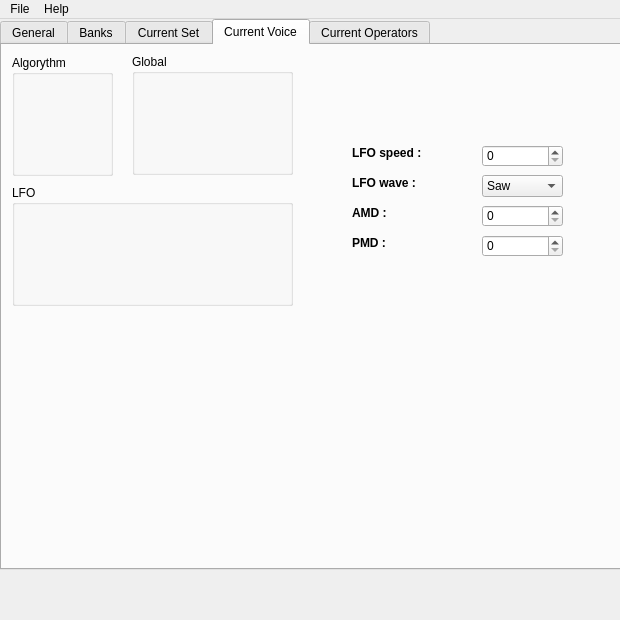
This is mainwindow.ui in LasDesu/fb01editor as Qt 5 draws it before an edit. The edited form follows.
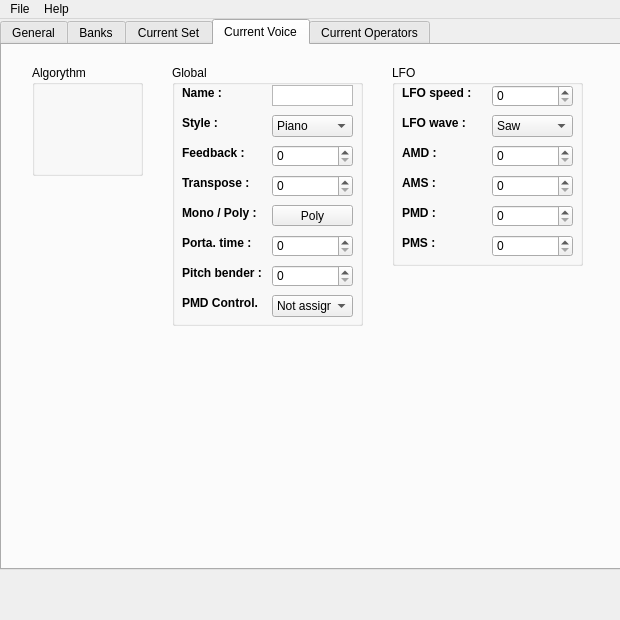
This is the edited form. The open tabs and pages were chosen to show the change. Icons and pictures are not drawn. Custom widgets are drawn as their Qt base class.

Commit message: 25.11.09 : Added several buttons and boxes            Added load & save class functions            Added the send configuration to instruments            & operators

The edit to the form file:
```diff
--- a/mainwindow.ui
+++ b/mainwindow.ui
@@ -881,10 +881,10 @@
      <widget class="QGroupBox" name="grpBox_algos">
       <property name="geometry">
        <rect>
-        <x>10</x>
-        <y>10</y>
-        <width>101</width>
-        <height>121</height>
+        <x>30</x>
+        <y>20</y>
+        <width>111</width>
+        <height>111</height>
        </rect>
       </property>
       <property name="title">
@@ -893,8 +893,8 @@
       <widget class="QAlgo" name="lbl_algo">
        <property name="geometry">
         <rect>
-         <x>20</x>
-         <y>30</y>
+         <x>24</x>
+         <y>40</y>
          <width>64</width>
          <height>40</height>
         </rect>
@@ -919,191 +919,630 @@
      <widget class="QGroupBox" name="groupBox_2">
       <property name="geometry">
        <rect>
-        <x>10</x>
-        <y>140</y>
-        <width>281</width>
-        <height>121</height>
+        <x>390</x>
+        <y>20</y>
+        <width>191</width>
+        <height>201</height>
        </rect>
       </property>
       <property name="title">
        <string>LFO</string>
       </property>
+      <widget class="QSpinBox" name="spnBox_PMD">
+       <property name="geometry">
+        <rect>
+         <x>100</x>
+         <y>140</y>
+         <width>81</width>
+         <height>22</height>
+        </rect>
+       </property>
+       <property name="minimum">
+        <number>0</number>
+       </property>
+       <property name="maximum">
+        <number>127</number>
+       </property>
+       <property name="value">
+        <number>0</number>
+       </property>
+      </widget>
+      <widget class="QLabel" name="lbl_LFOwave">
+       <property name="geometry">
+        <rect>
+         <x>10</x>
+         <y>50</y>
+         <width>81</width>
+         <height>16</height>
+        </rect>
+       </property>
+       <property name="font">
+        <font>
+         <weight>75</weight>
+         <bold>true</bold>
+        </font>
+       </property>
+       <property name="text">
+        <string>LFO wave :</string>
+       </property>
+      </widget>
+      <widget class="QSpinBox" name="spnBox_AMD">
+       <property name="geometry">
+        <rect>
+         <x>100</x>
+         <y>80</y>
+         <width>81</width>
+         <height>22</height>
+        </rect>
+       </property>
+       <property name="minimum">
+        <number>0</number>
+       </property>
+       <property name="maximum">
+        <number>127</number>
+       </property>
+       <property name="value">
+        <number>0</number>
+       </property>
+      </widget>
+      <widget class="QComboBox" name="cmbBox_LFOwave">
+       <property name="geometry">
+        <rect>
+         <x>100</x>
+         <y>50</y>
+         <width>81</width>
+         <height>22</height>
+        </rect>
+       </property>
+       <item>
+        <property name="text">
+         <string>Saw</string>
+        </property>
+       </item>
+       <item>
+        <property name="text">
+         <string>Square</string>
+        </property>
+       </item>
+       <item>
+        <property name="text">
+         <string>Triangle</string>
+        </property>
+       </item>
+       <item>
+        <property name="text">
+         <string>S&amp;H</string>
+        </property>
+       </item>
+      </widget>
+      <widget class="QLabel" name="lbl_AMD">
+       <property name="geometry">
+        <rect>
+         <x>10</x>
+         <y>80</y>
+         <width>81</width>
+         <height>16</height>
+        </rect>
+       </property>
+       <property name="font">
+        <font>
+         <weight>75</weight>
+         <bold>true</bold>
+        </font>
+       </property>
+       <property name="text">
+        <string>AMD :</string>
+       </property>
+      </widget>
+      <widget class="QLabel" name="lbl_PMD">
+       <property name="geometry">
+        <rect>
+         <x>10</x>
+         <y>140</y>
+         <width>81</width>
+         <height>16</height>
+        </rect>
+       </property>
+       <property name="font">
+        <font>
+         <weight>75</weight>
+         <bold>true</bold>
+        </font>
+       </property>
+       <property name="text">
+        <string>PMD :</string>
+       </property>
+      </widget>
+      <widget class="QSpinBox" name="spnBox_LFOspeed">
+       <property name="geometry">
+        <rect>
+         <x>100</x>
+         <y>20</y>
+         <width>81</width>
+         <height>22</height>
+        </rect>
+       </property>
+       <property name="minimum">
+        <number>0</number>
+       </property>
+       <property name="maximum">
+        <number>127</number>
+       </property>
+       <property name="value">
+        <number>0</number>
+       </property>
+      </widget>
+      <widget class="QLabel" name="lbl_LFOspeed">
+       <property name="geometry">
+        <rect>
+         <x>10</x>
+         <y>20</y>
+         <width>81</width>
+         <height>16</height>
+        </rect>
+       </property>
+       <property name="font">
+        <font>
+         <weight>75</weight>
+         <bold>true</bold>
+        </font>
+       </property>
+       <property name="text">
+        <string>LFO speed :</string>
+       </property>
+      </widget>
+      <widget class="QSpinBox" name="spnBox_PMS">
+       <property name="geometry">
+        <rect>
+         <x>100</x>
+         <y>170</y>
+         <width>81</width>
+         <height>22</height>
+        </rect>
+       </property>
+       <property name="minimum">
+        <number>0</number>
+       </property>
+       <property name="maximum">
+        <number>127</number>
+       </property>
+       <property name="value">
+        <number>0</number>
+       </property>
+      </widget>
+      <widget class="QSpinBox" name="spnBox_AMS">
+       <property name="geometry">
+        <rect>
+         <x>100</x>
+         <y>110</y>
+         <width>81</width>
+         <height>22</height>
+        </rect>
+       </property>
+       <property name="minimum">
+        <number>0</number>
+       </property>
+       <property name="maximum">
+        <number>127</number>
+       </property>
+       <property name="value">
+        <number>0</number>
+       </property>
+      </widget>
+      <widget class="QLabel" name="lbl_AMS">
+       <property name="geometry">
+        <rect>
+         <x>10</x>
+         <y>110</y>
+         <width>81</width>
+         <height>16</height>
+        </rect>
+       </property>
+       <property name="font">
+        <font>
+         <weight>75</weight>
+         <bold>true</bold>
+        </font>
+       </property>
+       <property name="text">
+        <string>AMS :</string>
+       </property>
+      </widget>
+      <widget class="QLabel" name="lbl_PMS">
+       <property name="geometry">
+        <rect>
+         <x>10</x>
+         <y>170</y>
+         <width>81</width>
+         <height>16</height>
+        </rect>
+       </property>
+       <property name="font">
+        <font>
+         <weight>75</weight>
+         <bold>true</bold>
+        </font>
+       </property>
+       <property name="text">
+        <string>PMS :</string>
+       </property>
+      </widget>
      </widget>
      <widget class="QGroupBox" name="groupBox_3">
       <property name="geometry">
        <rect>
-        <x>130</x>
-        <y>9</y>
-        <width>161</width>
-        <height>121</height>
+        <x>170</x>
+        <y>20</y>
+        <width>191</width>
+        <height>261</height>
        </rect>
       </property>
       <property name="title">
        <string>Global</string>
       </property>
-     </widget>
-     <widget class="QLabel" name="lbl_LFOspeed">
-      <property name="geometry">
-       <rect>
-        <x>350</x>
-        <y>100</y>
-        <width>101</width>
-        <height>16</height>
-       </rect>
-      </property>
-      <property name="font">
-       <font>
-        <weight>75</weight>
-        <bold>true</bold>
-       </font>
-      </property>
-      <property name="text">
-       <string>LFO speed :</string>
-      </property>
-     </widget>
-     <widget class="QLabel" name="lbl_PMD">
-      <property name="geometry">
-       <rect>
-        <x>350</x>
-        <y>190</y>
-        <width>101</width>
-        <height>16</height>
-       </rect>
-      </property>
-      <property name="font">
-       <font>
-        <weight>75</weight>
-        <bold>true</bold>
-       </font>
-      </property>
-      <property name="text">
-       <string>PMD :</string>
-      </property>
-     </widget>
-     <widget class="QSpinBox" name="spnBox_AMD">
-      <property name="geometry">
-       <rect>
-        <x>480</x>
-        <y>160</y>
-        <width>81</width>
-        <height>22</height>
-       </rect>
-      </property>
-      <property name="minimum">
-       <number>0</number>
-      </property>
-      <property name="maximum">
-       <number>127</number>
-      </property>
-      <property name="value">
-       <number>0</number>
-      </property>
-     </widget>
-     <widget class="QSpinBox" name="spnBox_PMD">
-      <property name="geometry">
-       <rect>
-        <x>480</x>
-        <y>190</y>
-        <width>81</width>
-        <height>22</height>
-       </rect>
-      </property>
-      <property name="minimum">
-       <number>0</number>
-      </property>
-      <property name="maximum">
-       <number>127</number>
-      </property>
-      <property name="value">
-       <number>0</number>
-      </property>
-     </widget>
-     <widget class="QLabel" name="lbl_AMD">
-      <property name="geometry">
-       <rect>
-        <x>350</x>
-        <y>160</y>
-        <width>101</width>
-        <height>16</height>
-       </rect>
-      </property>
-      <property name="font">
-       <font>
-        <weight>75</weight>
-        <bold>true</bold>
-       </font>
-      </property>
-      <property name="text">
-       <string>AMD :</string>
-      </property>
-     </widget>
-     <widget class="QLabel" name="lbl_LFOwave">
-      <property name="geometry">
-       <rect>
-        <x>350</x>
-        <y>130</y>
-        <width>101</width>
-        <height>16</height>
-       </rect>
-      </property>
-      <property name="font">
-       <font>
-        <weight>75</weight>
-        <bold>true</bold>
-       </font>
-      </property>
-      <property name="text">
-       <string>LFO wave :</string>
-      </property>
-     </widget>
-     <widget class="QComboBox" name="cmbBox_LFOwave">
-      <property name="geometry">
-       <rect>
-        <x>480</x>
-        <y>130</y>
-        <width>81</width>
-        <height>22</height>
-       </rect>
-      </property>
-      <item>
+      <widget class="QLabel" name="lbl_style">
+       <property name="geometry">
+        <rect>
+         <x>10</x>
+         <y>50</y>
+         <width>81</width>
+         <height>16</height>
+        </rect>
+       </property>
+       <property name="font">
+        <font>
+         <weight>75</weight>
+         <bold>true</bold>
+        </font>
+       </property>
        <property name="text">
-        <string>Saw</string>
+        <string>Style :</string>
        </property>
-      </item>
-      <item>
+      </widget>
+      <widget class="QComboBox" name="cmbBox_style">
+       <property name="geometry">
+        <rect>
+         <x>100</x>
+         <y>50</y>
+         <width>81</width>
+         <height>22</height>
+        </rect>
+       </property>
+       <item>
+        <property name="text">
+         <string>Piano</string>
+        </property>
+       </item>
+       <item>
+        <property name="text">
+         <string>Keys</string>
+        </property>
+       </item>
+       <item>
+        <property name="text">
+         <string>Organ</string>
+        </property>
+       </item>
+       <item>
+        <property name="text">
+         <string>Guitar</string>
+        </property>
+       </item>
+       <item>
+        <property name="text">
+         <string>Bass</string>
+        </property>
+       </item>
+       <item>
+        <property name="text">
+         <string>Orch</string>
+        </property>
+       </item>
+       <item>
+        <property name="text">
+         <string>Brass</string>
+        </property>
+       </item>
+       <item>
+        <property name="text">
+         <string>Synth</string>
+        </property>
+       </item>
+       <item>
+        <property name="text">
+         <string>Pad</string>
+        </property>
+       </item>
+       <item>
+        <property name="text">
+         <string>Ethnic</string>
+        </property>
+       </item>
+       <item>
+        <property name="text">
+         <string>Bells</string>
+        </property>
+       </item>
+       <item>
+        <property name="text">
+         <string>Rythm</string>
+        </property>
+       </item>
+       <item>
+        <property name="text">
+         <string>SFX</string>
+        </property>
+       </item>
+       <item>
+        <property name="text">
+         <string>Other</string>
+        </property>
+       </item>
+      </widget>
+      <widget class="QLabel" name="lbl_name">
+       <property name="geometry">
+        <rect>
+         <x>10</x>
+         <y>20</y>
+         <width>81</width>
+         <height>16</height>
+        </rect>
+       </property>
+       <property name="font">
+        <font>
+         <weight>75</weight>
+         <bold>true</bold>
+        </font>
+       </property>
        <property name="text">
-        <string>Square</string>
+        <string>Name :</string>
        </property>
-      </item>
-      <item>
+      </widget>
+      <widget class="QPlainTextEdit" name="txtEdit_name">
+       <property name="geometry">
+        <rect>
+         <x>100</x>
+         <y>20</y>
+         <width>81</width>
+         <height>21</height>
+        </rect>
+       </property>
+       <property name="verticalScrollBarPolicy">
+        <enum>Qt::ScrollBarAlwaysOff</enum>
+       </property>
+       <property name="horizontalScrollBarPolicy">
+        <enum>Qt::ScrollBarAlwaysOff</enum>
+       </property>
+      </widget>
+      <widget class="QSpinBox" name="spnBox_feedback">
+       <property name="geometry">
+        <rect>
+         <x>100</x>
+         <y>80</y>
+         <width>81</width>
+         <height>22</height>
+        </rect>
+       </property>
+       <property name="minimum">
+        <number>0</number>
+       </property>
+       <property name="maximum">
+        <number>127</number>
+       </property>
+       <property name="value">
+        <number>0</number>
+       </property>
+      </widget>
+      <widget class="QLabel" name="lbl_feedback">
+       <property name="geometry">
+        <rect>
+         <x>10</x>
+         <y>80</y>
+         <width>81</width>
+         <height>16</height>
+        </rect>
+       </property>
+       <property name="font">
+        <font>
+         <weight>75</weight>
+         <bold>true</bold>
+        </font>
+       </property>
        <property name="text">
-        <string>Triangle</string>
+        <string>Feedback :</string>
        </property>
-      </item>
-      <item>
+      </widget>
+      <widget class="QSpinBox" name="spnBox_trans">
+       <property name="geometry">
+        <rect>
+         <x>100</x>
+         <y>110</y>
+         <width>81</width>
+         <height>22</height>
+        </rect>
+       </property>
+       <property name="minimum">
+        <number>0</number>
+       </property>
+       <property name="maximum">
+        <number>127</number>
+       </property>
+       <property name="value">
+        <number>0</number>
+       </property>
+      </widget>
+      <widget class="QLabel" name="lbl_trans">
+       <property name="geometry">
+        <rect>
+         <x>10</x>
+         <y>110</y>
+         <width>81</width>
+         <height>16</height>
+        </rect>
+       </property>
+       <property name="font">
+        <font>
+         <weight>75</weight>
+         <bold>true</bold>
+        </font>
+       </property>
        <property name="text">
-        <string>S&amp;H</string>
+        <string>Transpose :</string>
        </property>
-      </item>
-     </widget>
-     <widget class="QSpinBox" name="spnBox_LFOspeed">
-      <property name="geometry">
-       <rect>
-        <x>480</x>
-        <y>100</y>
-        <width>81</width>
-        <height>22</height>
-       </rect>
-      </property>
-      <property name="minimum">
-       <number>0</number>
-      </property>
-      <property name="maximum">
-       <number>127</number>
-      </property>
-      <property name="value">
-       <number>0</number>
-      </property>
+      </widget>
+      <widget class="QLabel" name="lbl_porta_2">
+       <property name="geometry">
+        <rect>
+         <x>10</x>
+         <y>170</y>
+         <width>81</width>
+         <height>16</height>
+        </rect>
+       </property>
+       <property name="font">
+        <font>
+         <weight>75</weight>
+         <bold>true</bold>
+        </font>
+       </property>
+       <property name="text">
+        <string>Porta. time :</string>
+       </property>
+      </widget>
+      <widget class="QLabel" name="lbl_pmdctl_2">
+       <property name="geometry">
+        <rect>
+         <x>10</x>
+         <y>230</y>
+         <width>81</width>
+         <height>16</height>
+        </rect>
+       </property>
+       <property name="font">
+        <font>
+         <weight>75</weight>
+         <bold>true</bold>
+        </font>
+       </property>
+       <property name="text">
+        <string>PMD Control.</string>
+       </property>
+      </widget>
+      <widget class="QLabel" name="lbl_pitch_2">
+       <property name="geometry">
+        <rect>
+         <x>10</x>
+         <y>200</y>
+         <width>81</width>
+         <height>16</height>
+        </rect>
+       </property>
+       <property name="font">
+        <font>
+         <weight>75</weight>
+         <bold>true</bold>
+        </font>
+       </property>
+       <property name="text">
+        <string>Pitch bender :</string>
+       </property>
+      </widget>
+      <widget class="QLabel" name="lbl_poly_2">
+       <property name="geometry">
+        <rect>
+         <x>10</x>
+         <y>140</y>
+         <width>81</width>
+         <height>16</height>
+        </rect>
+       </property>
+       <property name="font">
+        <font>
+         <weight>75</weight>
+         <bold>true</bold>
+        </font>
+       </property>
+       <property name="text">
+        <string>Mono / Poly :</string>
+       </property>
+      </widget>
+      <widget class="QSpinBox" name="spnBox_pitch">
+       <property name="geometry">
+        <rect>
+         <x>100</x>
+         <y>200</y>
+         <width>81</width>
+         <height>22</height>
+        </rect>
+       </property>
+       <property name="maximum">
+        <number>12</number>
+       </property>
+      </widget>
+      <widget class="QPushButton" name="pshBut_poly">
+       <property name="geometry">
+        <rect>
+         <x>100</x>
+         <y>140</y>
+         <width>81</width>
+         <height>21</height>
+        </rect>
+       </property>
+       <property name="text">
+        <string>Poly</string>
+       </property>
+       <property name="checkable">
+        <bool>true</bool>
+       </property>
+      </widget>
+      <widget class="QComboBox" name="cmbBox_pmdctl">
+       <property name="geometry">
+        <rect>
+         <x>100</x>
+         <y>230</y>
+         <width>81</width>
+         <height>22</height>
+        </rect>
+       </property>
+       <item>
+        <property name="text">
+         <string>Not assigned</string>
+        </property>
+       </item>
+       <item>
+        <property name="text">
+         <string>After touch</string>
+        </property>
+       </item>
+       <item>
+        <property name="text">
+         <string>Mod. wheel</string>
+        </property>
+       </item>
+       <item>
+        <property name="text">
+         <string>Breath ctl.</string>
+        </property>
+       </item>
+       <item>
+        <property name="text">
+         <string>Foot ctl.</string>
+        </property>
+       </item>
+      </widget>
+      <widget class="QSpinBox" name="spnBox_porta">
+       <property name="geometry">
+        <rect>
+         <x>100</x>
+         <y>170</y>
+         <width>81</width>
+         <height>22</height>
+        </rect>
+       </property>
+       <property name="maximum">
+        <number>127</number>
+       </property>
+      </widget>
      </widget>
     </widget>
     <widget class="QWidget" name="tab_voiceops">
```
Left out of the diff: 480 changed lines with no effect on the pictures. The commit also changes 10 other files.
